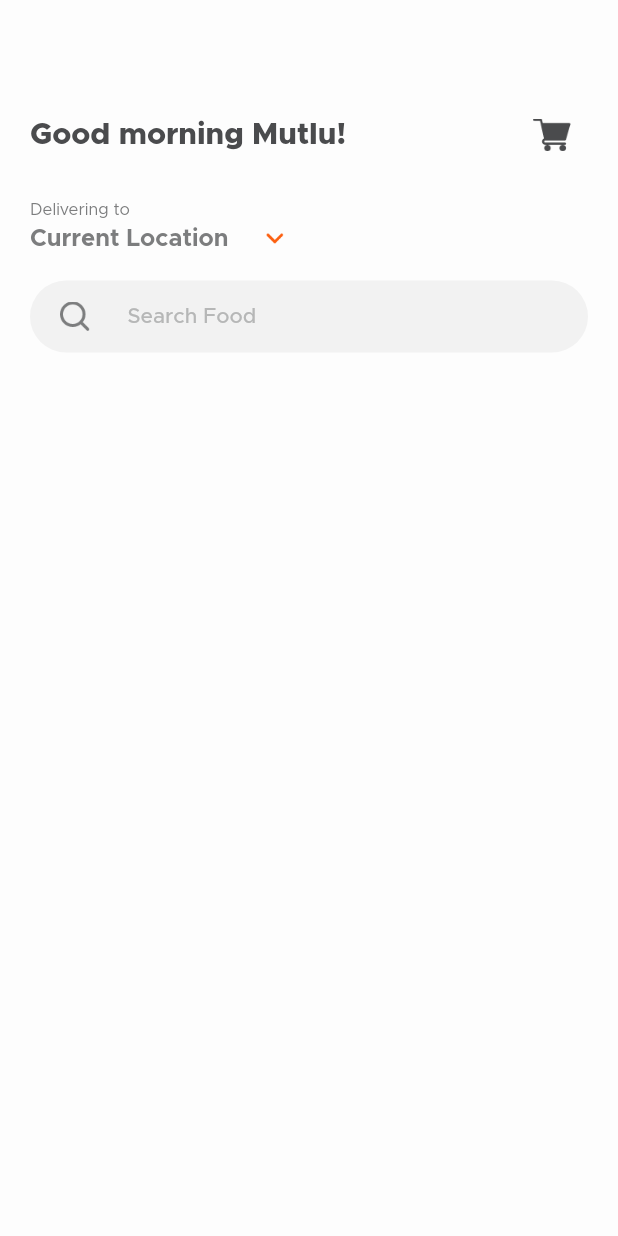
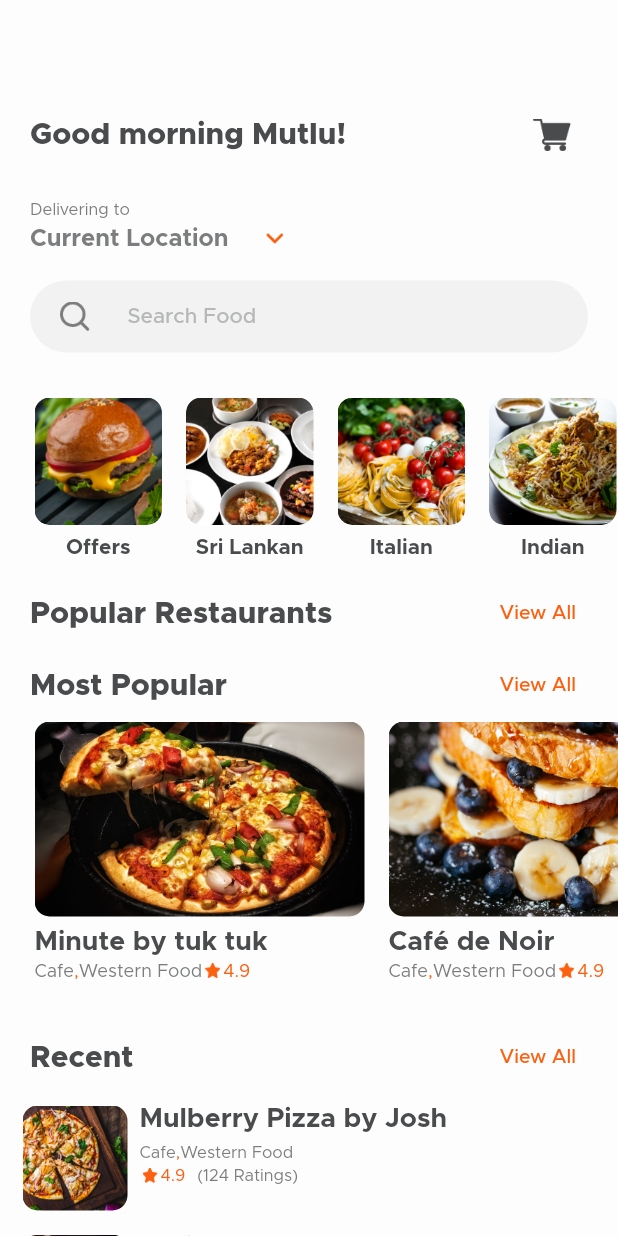
Before and after one commit to MutluClkn/meal_monkey, a Flutter app: the HomeView screen opened directly, on a phone screen of 412 x 824 dp. Run offline on Flutter 3.47's test engine with Material 2 defaults, Android fonts, the phone set to English and light mode, and no system bars; missing offline and left inert: otp_pin_field.

Commit message:
Most popular and recent menu sections on home screen created.

```diff
--- /dev/null
+++ b/lib/common_widget/category_cell.dart
@@ -0,0 +1,40 @@
+import 'package:flutter/material.dart';
+import 'package:meal_monkey/common/color_extension.dart';
+
+class CategoryCell extends StatelessWidget {
+  final Map cObj;
+  final VoidCallback onTap;
+  const CategoryCell({super.key, required this.cObj, required this.onTap});
+
+  @override
+  Widget build(BuildContext context) {
+    return Container(
+      margin: const EdgeInsets.symmetric(horizontal: 8),
+      child: Column(
+        children: [
+          ClipRRect(
+            borderRadius: BorderRadius.circular(10),
+            child: Image.asset(
+              cObj['image'].toString(),
+              width: 85,
+              height: 85,
+              fit: BoxFit.cover,
+            ),
+          ),
+          const SizedBox(
+            height: 8,
+          ),
+          Text(
+            cObj['name'],
+            textAlign: TextAlign.center,
+            style: TextStyle(
+              color: TColor.primaryText,
+              fontSize: 14,
+              fontWeight: FontWeight.w700,
+            ),
+          ),
+        ],
+      ),
+    );
+  }
+}
--- /dev/null
+++ b/lib/common_widget/most_popular_cell.dart
@@ -0,0 +1,93 @@
+import 'package:flutter/material.dart';
+import 'package:meal_monkey/common/color_extension.dart';
+
+class MostPopularCell extends StatelessWidget {
+  final Map mObj;
+  final VoidCallback onTap;
+  const MostPopularCell({super.key, required this.mObj, required this.onTap});
+
+  @override
+  Widget build(BuildContext context) {
+    return Container(
+      margin: const EdgeInsets.symmetric(horizontal: 8),
+      child: InkWell(
+        onTap: onTap,
+        child: Column(
+          crossAxisAlignment: CrossAxisAlignment.start,
+          children: [
+            ClipRRect(
+              borderRadius: BorderRadius.circular(10),
+              child: Image.asset(
+                mObj['image'].toString(),
+                width: 220,
+                height: 130,
+                fit: BoxFit.cover,
+              ),
+            ),
+            const SizedBox(
+              height: 8,
+            ),
+            Text(
+              mObj['name'],
+              textAlign: TextAlign.center,
+              style: TextStyle(
+                color: TColor.primaryText,
+                fontSize: 18,
+                fontWeight: FontWeight.w700,
+              ),
+            ),
+            const SizedBox(
+              height: 4,
+            ),
+            Row(
+              mainAxisAlignment: MainAxisAlignment.start,
+              children: [
+                Text(
+                  mObj['type'],
+                  textAlign: TextAlign.center,
+                  style: TextStyle(
+                    color: TColor.secondaryText,
+                    fontSize: 12,
+                  ),
+                ),
+                Text(
+                  ',',
+                  textAlign: TextAlign.center,
+                  style: TextStyle(
+                    color: TColor.primary,
+                    fontSize: 12,
+                  ),
+                ),
+                Text(
+                  mObj['food_type'],
+                  textAlign: TextAlign.center,
+                  style: TextStyle(
+                    color: TColor.secondaryText,
+                    fontSize: 12,
+                  ),
+                ),
+                Padding(
+                  padding: const EdgeInsets.symmetric(horizontal: 2),
+                  child: Image.asset(
+                    'assets/images/rate.png',
+                    width: 10,
+                    height: 10,
+                    fit: BoxFit.cover,
+                  ),
+                ),
+                Text(
+                  mObj['rate'],
+                  textAlign: TextAlign.center,
+                  style: TextStyle(
+                    color: TColor.primary,
+                    fontSize: 12,
+                  ),
+                ),
+              ],
+            ),
+          ],
+        ),
+      ),
+    );
+  }
+}
--- /dev/null
+++ b/lib/common_widget/recent_menu_cell.dart
@@ -0,0 +1,119 @@
+import 'package:flutter/material.dart';
+import 'package:meal_monkey/common/color_extension.dart';
+
+class RecentMenuCell extends StatelessWidget {
+  final Map rObj;
+  final VoidCallback onTap;
+  const RecentMenuCell({super.key, required this.rObj, required this.onTap});
+
+  @override
+  Widget build(BuildContext context) {
+    return Container(
+      margin: const EdgeInsets.symmetric(vertical: 8),
+      child: InkWell(
+        onTap: onTap,
+        child: Row(
+          crossAxisAlignment: CrossAxisAlignment.start,
+          children: [
+            ClipRRect(
+              borderRadius: BorderRadius.circular(10),
+              child: Image.asset(
+                rObj['image'].toString(),
+                width: 70,
+                height: 70,
+                fit: BoxFit.cover,
+              ),
+            ),
+            const SizedBox(
+              width: 8,
+            ),
+            Expanded(
+              child: Column(
+                crossAxisAlignment: CrossAxisAlignment.start,
+                children: [
+                  Text(
+                    rObj['name'],
+                    textAlign: TextAlign.center,
+                    style: TextStyle(
+                      color: TColor.primaryText,
+                      fontSize: 18,
+                      fontWeight: FontWeight.w700,
+                    ),
+                  ),
+                  const SizedBox(
+                    height: 8,
+                  ),
+                  Row(
+                    mainAxisAlignment: MainAxisAlignment.start,
+                    children: [
+                      Text(
+                        rObj['type'],
+                        textAlign: TextAlign.center,
+                        style: TextStyle(
+                          color: TColor.secondaryText,
+                          fontSize: 11,
+                        ),
+                      ),
+                      Text(
+                        ',',
+                        textAlign: TextAlign.center,
+                        style: TextStyle(
+                          color: TColor.primary,
+                          fontSize: 11,
+                        ),
+                      ),
+                      Text(
+                        rObj['food_type'],
+                        textAlign: TextAlign.center,
+                        style: TextStyle(
+                          color: TColor.secondaryText,
+                          fontSize: 11,
+                        ),
+                      ),
+                    ],
+                  ),
+                  const SizedBox(
+                    height: 4,
+                  ),
+                  Row(
+                    mainAxisAlignment: MainAxisAlignment.start,
+                    children: [
+                      Padding(
+                        padding: const EdgeInsets.symmetric(horizontal: 2),
+                        child: Image.asset(
+                          'assets/images/rate.png',
+                          width: 10,
+                          height: 10,
+                          fit: BoxFit.cover,
+                        ),
+                      ),
+                      Text(
+                        rObj['rate'],
+                        textAlign: TextAlign.center,
+                        style: TextStyle(
+                          color: TColor.primary,
+                          fontSize: 11,
+                        ),
+                      ),
+                      const SizedBox(
+                        width: 8,
+                      ),
+                      Text(
+                        '(${rObj['rating']} Ratings)',
+                        textAlign: TextAlign.center,
+                        style: TextStyle(
+                          color: TColor.secondaryText,
+                          fontSize: 11,
+                        ),
+                      ),
+                    ],
+                  ),
+                ],
+              ),
+            ),
+          ],
+        ),
+      ),
+    );
+  }
+}
--- /dev/null
+++ b/lib/common_widget/view_all_title_row.dart
@@ -0,0 +1,36 @@
+import 'package:flutter/material.dart';
+import 'package:meal_monkey/common/color_extension.dart';
+
+class ViewAllTitleRow extends StatelessWidget {
+  final String title;
+  final VoidCallback onView;
+  const ViewAllTitleRow({super.key, required this.title, required this.onView});
+
+  @override
+  Widget build(BuildContext context) {
+    return Row(
+      mainAxisAlignment: MainAxisAlignment.spaceBetween,
+      children: [
+        Text(
+          title,
+          style: TextStyle(
+            color: TColor.primaryText,
+            fontSize: 20,
+            fontWeight: FontWeight.w800,
+          ),
+        ),
+        TextButton(
+          onPressed: onView,
+          child: Text(
+            'View All',
+            style: TextStyle(
+              color: TColor.primary,
+              fontSize: 13,
+              fontWeight: FontWeight.w500,
+            ),
+          ),
+        )
+      ],
+    );
+  }
+}
--- a/lib/view/home/home_view.dart
+++ b/lib/view/home/home_view.dart
@@ -1,6 +1,10 @@
 import 'package:flutter/material.dart';
 import 'package:meal_monkey/common/color_extension.dart';
+import 'package:meal_monkey/common_widget/category_cell.dart';
+import 'package:meal_monkey/common_widget/most_popular_cell.dart';
+import 'package:meal_monkey/common_widget/recent_menu_cell.dart';
 import 'package:meal_monkey/common_widget/round_textfield.dart';
+import 'package:meal_monkey/common_widget/view_all_title_row.dart';
 
 class HomeView extends StatefulWidget {
   const HomeView({super.key});
@@ -25,7 +29,7 @@ class _HomeViewState extends State<HomeView> {
       'rate': '4.9',
       'rating': '124',
       'type': 'Cafe',
-      'location': 'Western Food',
+      'food_type': 'Western Food',
     },
     {
       'image': 'assets/images/res_2.png',
@@ -33,7 +37,7 @@ class _HomeViewState extends State<HomeView> {
       'rate': '4.9',
       'rating': '124',
       'type': 'Cafe',
-      'location': 'Western Food',
+      'food_type': 'Western Food',
     },
     {
       'image': 'assets/images/res_3.png',
@@ -41,7 +45,7 @@ class _HomeViewState extends State<HomeView> {
       'rate': '4.9',
       'rating': '124',
       'type': 'Cafe',
-      'location': 'Western Food',
+      'food_type': 'Western Food',
     },
   ];
   List mostPopularArr = [
@@ -51,7 +55,7 @@ class _HomeViewState extends State<HomeView> {
       'rate': '4.9',
       'rating': '124',
       'type': 'Cafe',
-      'location': 'Western Food',
+      'food_type': 'Western Food',
     },
     {
       'image': 'assets/images/m_res_2.png',
@@ -59,7 +63,7 @@ class _HomeViewState extends State<HomeView> {
       'rate': '4.9',
       'rating': '124',
       'type': 'Cafe',
-      'location': 'Western Food',
+      'food_type': 'Western Food',
     },
   ];
   List recentArr = [
@@ -69,7 +73,7 @@ class _HomeViewState extends State<HomeView> {
       'rate': '4.9',
       'rating': '124',
       'type': 'Cafe',
-      'location': 'Western Food',
+      'food_type': 'Western Food',
     },
     {
       'image': 'assets/images/item_2.png',
@@ -77,7 +81,7 @@ class _HomeViewState extends State<HomeView> {
       'rate': '4.9',
       'rating': '124',
       'type': 'Cafe',
-      'location': 'Western Food',
+      'food_type': 'Western Food',
     },
     {
       'image': 'assets/images/item_3.png',
@@ -85,7 +89,7 @@ class _HomeViewState extends State<HomeView> {
       'rate': '4.9',
       'rating': '124',
       'type': 'Cafe',
-      'location': 'Western Food',
+      'food_type': 'Western Food',
     },
   ];
 
@@ -194,6 +198,73 @@ class _HomeViewState extends State<HomeView> {
                   ),
                 ),
               ),
+              const SizedBox(
+                height: 30,
+              ),
+              SizedBox(
+                height: 120,
+                child: ListView.builder(
+                  scrollDirection: Axis.horizontal,
+                  padding: const EdgeInsets.symmetric(horizontal: 15),
+                  itemCount: categoryArr.length,
+                  itemBuilder: ((context, index) {
+                    var cObj = categoryArr[index] as Map? ?? {};
+                    return CategoryCell(
+                      cObj: cObj,
+                      onTap: () {},
+                    );
+                  }),
+                ),
+              ),
+              Padding(
+                padding: const EdgeInsets.symmetric(horizontal: 20),
+                child: ViewAllTitleRow(
+                  title: 'Popular Restaurants',
+                  onView: () {},
+                ),
+              ),
+              Padding(
+                padding: const EdgeInsets.symmetric(horizontal: 20),
+                child: ViewAllTitleRow(
+                  title: 'Most Popular',
+                  onView: () {},
+                ),
+              ),
+              SizedBox(
+                height: 200,
+                child: ListView.builder(
+                  scrollDirection: Axis.horizontal,
+                  padding: const EdgeInsets.symmetric(horizontal: 15),
+                  itemCount: mostPopularArr.length,
+                  itemBuilder: ((context, index) {
+                    var mObj = mostPopularArr[index] as Map? ?? {};
+                    return MostPopularCell(
+                      mObj: mObj,
+                      onTap: () {},
+                    );
+                  }),
+                ),
+              ),
+              Padding(
+                padding: const EdgeInsets.symmetric(horizontal: 20),
+                child: ViewAllTitleRow(
+                  title: 'Recent',
+                  onView: () {},
+                ),
+              ),
+              ListView.builder(
+                physics: const NeverScrollableScrollPhysics(),
+                shrinkWrap: true,
+                padding: const EdgeInsets.symmetric(horizontal: 15),
+                itemCount: recentArr.length,
+                itemBuilder: ((context, index) {
+                  var rObj = recentArr[index] as Map? ?? {};
+                  return RecentMenuCell(
+                    rObj: rObj,
+                    onTap: () {},
+                  );
+                }),
+              ),
             ],
           ),
         ),
```
